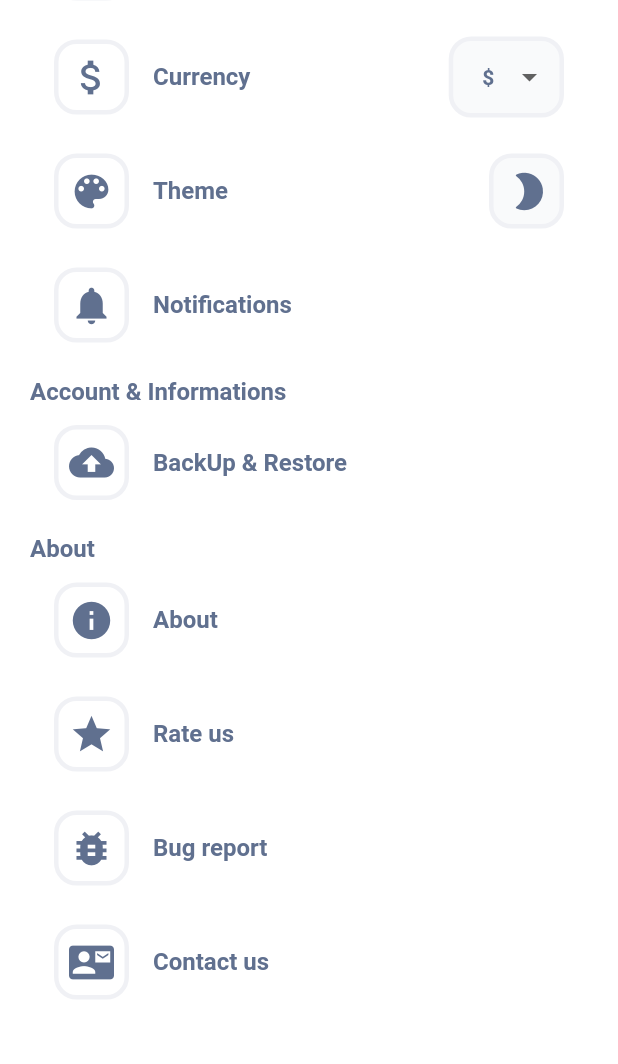
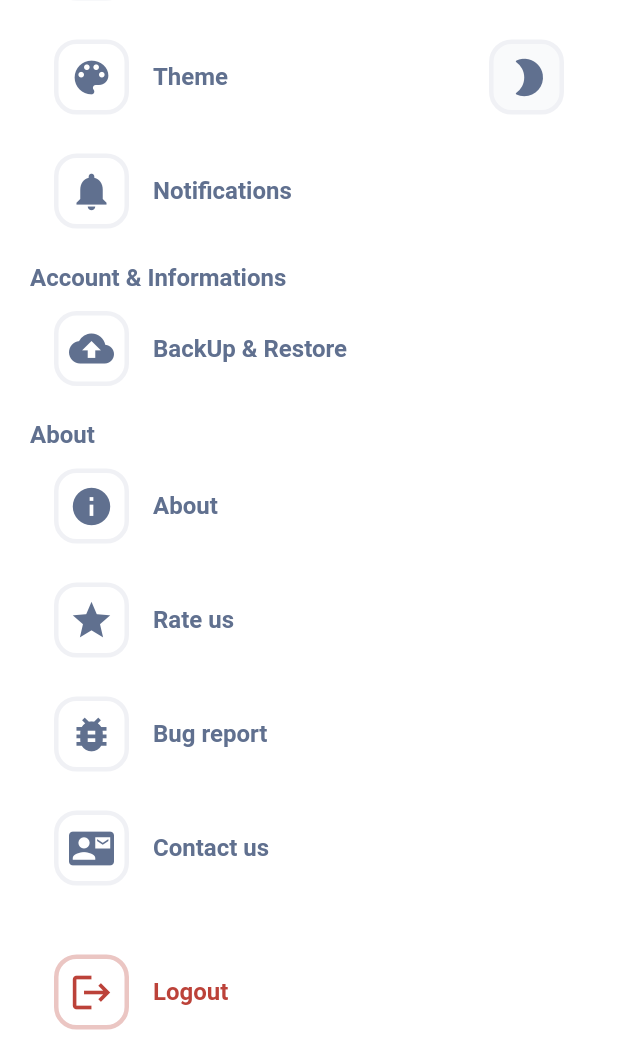
Before and after one commit to bmm54/WalletPal, a Flutter app: the Settings screen opened directly, scrolled down 67 dp, on a phone screen of 412 x 824 dp, the part 172-1236 px from its top. Run offline on Flutter 3.47's test engine with Material 2 defaults, Android fonts, the light colour scheme and no system bars; our stand-ins replace cached_network_image, cloud_firestore, firebase_auth, firebase_core, fl_chart, flutter_colorpicker and 15 more; missing offline and left inert: fast_contacts, flex_color_picker, mobile_scanner, qr_code_scanner; accounts and stored records are empty; generated files the repository leaves out were written again.

```diff
--- a/lib/main.dart
+++ b/lib/main.dart
@@ -38,7 +38,7 @@ void main() async {
 }
 
 class MyApp extends StatelessWidget {
-  bool showHome;
+  final bool showHome;
   MyApp({super.key, required this.showHome});
   final CurrencyController currencyController = Get.put(CurrencyController());
   @override
--- a/lib/screens/Home/add/account.dart
+++ b/lib/screens/Home/add/account.dart
@@ -30,7 +30,7 @@ class _AccountState extends State<Account> {
   @override
   Widget build(BuildContext context) {
     CurrencyController currencyController = Get.find();
-    final currency = currencyController.getSelectedCurrency();
+    final currency = currencyController.getSelectedCurrency;
     return Scaffold(
       body: ListView(
         children: [
--- a/lib/screens/Home/add/calculator.dart
+++ b/lib/screens/Home/add/calculator.dart
@@ -56,7 +56,7 @@ class _CalculatorScreenState extends State<CalculatorScreen> {
       } else if (buttonText == 'C') {
         _output = '';
         _input = '';
-      } else if (buttonText == 'Confirm'.tr) {
+      } else if (buttonText == 'Confirm'.tr && double.parse(_output)>=0) {
         SQLHelper.insertActivity(
             widget.category, widget.type, double.parse(getOutput()));
         SQLHelper.updateBalance(
--- a/lib/screens/Home/settings/settings.dart
+++ b/lib/screens/Home/settings/settings.dart
@@ -77,55 +77,8 @@ class _SettingsState extends State<Settings> {
                       },
                     ),
                     TileButton(
-                      name: "Currency",
-                      icon: Icons.attach_money,
-                      ontap: () {},
-                      option: Container(
-                        padding: EdgeInsets.symmetric(horizontal: 8),
-                        decoration: BoxDecoration(
-                            color: Theme.of(context).primaryColor,
-                            border: Border.all(
-                                width: 3,
-                                color: Theme.of(context).secondaryHeaderColor),
-                            borderRadius: BorderRadius.circular(15)),
-                        child: DropdownButton<String>(
-                          dropdownColor: Theme.of(context).primaryColor,
-                          borderRadius: BorderRadius.circular(10),
-                          underline: Container(
-                            height: 0,
-                          ),
-                          style: TextStyle(
-                              color: Theme.of(context)
-                                  .textTheme
-                                  .displayMedium!
-                                  .color,
-                              fontWeight: FontWeight.bold),
-                          alignment: Alignment.center,
-                          value: currencyController.selectedCurrency.value,
-                          onChanged: (String? newValue) {
-                            if (newValue != null) {
-                              setState(() {
-                                currencyController.changeCurrency(newValue);
-                              });
-                              HotRestartController.performHotRestart(context);
-                            }
-                          },
-                          items: CurrencyController.currency_symbol.keys
-                              .map<DropdownMenuItem<String>>(
-                            (String currency) {
-                              return DropdownMenuItem<String>(
-                                value: currency,
-                                child: Text(CurrencyController.currency_symbol[currency]!),
-                              );
-                            },
-                          ).toList(),
-                        ),
-                      ),
-                    ),
-                    TileButton(
                       name: "Theme",
                       icon: Icons.color_lens,
-                      ontap: () {},
                       option: InkWell(
                         onTap: () {
                           ThemeService().changeThemeMode();
@@ -155,7 +108,6 @@ class _SettingsState extends State<Settings> {
                       icon: Icons.notifications,
                       ontap: () {
                         Get.to(() => NotificationsSettings());
-
                       },
                     ),
                     const SizedBox(
@@ -194,7 +146,7 @@ class _SettingsState extends State<Settings> {
                     TileButton(
                       name: "About",
                       icon: Icons.info,
-                      ontap: () async{
+                      ontap: () async {
                         final prefs = await SharedPreferences.getInstance();
                         prefs.setBool('showHome', false);
                       },
@@ -254,7 +206,8 @@ class _LanguageState extends State<Language> {
       "语言": "zh"
     };
     return Scaffold(
-        body: Column(
+        body: SafeArea(
+          child: Column(
               children: [
           MyAppBar(name: "Language", back: true),
           SizedBox(
@@ -293,6 +246,7 @@ class _LanguageState extends State<Language> {
             ),
           ),
               ],
+            ),
         ));
   }
 }
--- a/lib/screens/Stats/stats.dart
+++ b/lib/screens/Stats/stats.dart
@@ -130,7 +130,7 @@ class _StatsState extends State<Stats> {
   @override
   Widget build(BuildContext context) {
     CurrencyController currencyController = Get.find();
-    final currency = currencyController.getSelectedCurrency();
+    final currency = currencyController.getSelectedCurrency;
     return !ready
         ? Center(
             child: CircularProgressIndicator(
--- a/lib/screens/transactions/transactions.dart
+++ b/lib/screens/transactions/transactions.dart
@@ -38,7 +38,7 @@ class _TransactionsState extends State<Transactions> {
   @override
   Widget build(BuildContext context) {
     CurrencyController currencyController = Get.find();
-    final currency = currencyController.getSelectedCurrency();
+    final currency = currencyController.getSelectedCurrency;
     return ListView(
       children: [
         MyAppBar(name: "Transactions", back: false),
--- a/lib/services/currency.dart
+++ b/lib/services/currency.dart
@@ -26,8 +26,8 @@ class CurrencyController extends GetxController {
     'TND': 'TND', // Tunisian Dinar
   };
 
-  getSelectedCurrency() {
-    return currency_symbol[selectedCurrency];
+  String get getSelectedCurrency {
+    return currency_symbol[selectedCurrency]??"USD";
   }
 
   void changeCurrency(String newCurrency) {
--- a/lib/sql/sql_helper.dart
+++ b/lib/sql/sql_helper.dart
@@ -184,6 +184,7 @@ class SQLHelper {
   static Future<void> deleteAllActivities() async {
     final db = await SQLHelper.db();
     db.rawDelete("DELETE FROM activities");
+    db.rawDelete("DELETE FROM goals");
     print(".....deleted......");
   }
 
--- a/lib/ui/components/activity.dart
+++ b/lib/ui/components/activity.dart
@@ -34,7 +34,7 @@ class _ActivityState extends State<Activity> {
   @override
   Widget build(BuildContext context) {
     CurrencyController currencyController = Get.find();
-    final currency = currencyController.getSelectedCurrency();
+    final currency = currencyController.getSelectedCurrency;
     return Padding(
         padding: const EdgeInsets.only(bottom: 8),
         child: ListTile(
--- a/lib/ui/components/appBar.dart
+++ b/lib/ui/components/appBar.dart
@@ -16,7 +16,8 @@ class MyAppBar extends StatefulWidget {
 class _MyAppBarState extends State<MyAppBar> {
   @override
   Widget build(BuildContext context) {
-    return Padding(
+    return SafeArea(
+      child: Padding(
         padding: const EdgeInsets.symmetric(horizontal: 30, vertical: 10),
         child: Stack(
           alignment: AlignmentDirectional.centerStart,
@@ -49,6 +50,7 @@ class _MyAppBarState extends State<MyAppBar> {
                 )),
           ],
         ),
+      ),
     );
   }
 }
--- a/lib/ui/components/card.dart
+++ b/lib/ui/components/card.dart
@@ -17,7 +17,7 @@ class MyCard extends StatelessWidget {
   @override
   Widget build(BuildContext context) {
     CurrencyController currencyController = Get.find();
-    final currency = currencyController.getSelectedCurrency();
+    final currency = currencyController.getSelectedCurrency;
     final Map<Color, Color> lightColor = {
       MyColors.lightBlue:MyColors.lightestBlue,
       MyColors.orange:MyColors.lightOrange,
--- a/lib/ui/components/setting_tile.dart
+++ b/lib/ui/components/setting_tile.dart
@@ -13,7 +13,7 @@ class TileButton extends StatelessWidget {
       {super.key,
       required this.icon,
       required this.name,
-      required this.ontap,
+      this.ontap,
       this.color,
       this.option});
 
--- a/lib/wrapper.dart
+++ b/lib/wrapper.dart
@@ -44,9 +44,9 @@ class _ScreensState extends State<Screens> with TickerProviderStateMixin {
   Widget build(BuildContext context) {
     final _controller = TabController(vsync: this, length: 4);
 
-    return SafeArea(
-      child: Scaffold(
-        body: Column(
+    return Scaffold(
+      body: SafeArea(
+        child: Column(
           children: [
             Expanded(
               child: TabBarView(
```
Also changed, not shown: lib/onboarding.dart (+46 -46 lines), lib/screens/Home/add/add.dart (+6 -4 lines), lib/screens/Wallet/wallet.dart (+60 -14 lines), lib/ui/components/image.dart (+15 -5 lines), 6 other files. Lines whose indentation alone changed are shown as unchanged.
